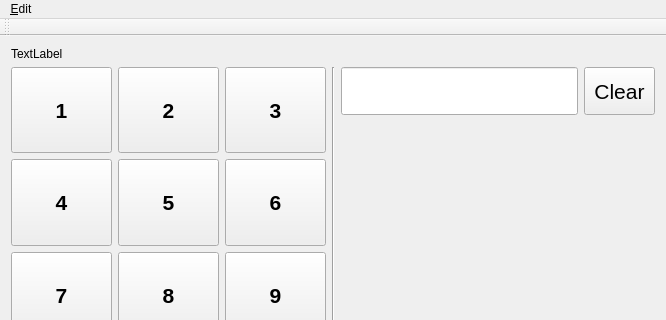
Qt form qSIP/MainWindow.ui (soramimi/qSIP) before a commit; both pictures show x 0 to 666 and y 0 to 320 of the 666 by 463 pixel window.
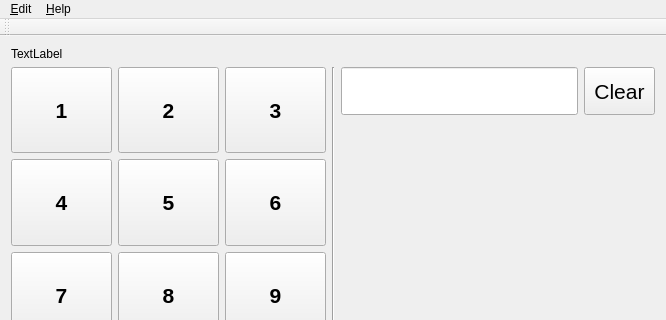
The same form after that commit.

Patch:
```diff
--- a/qSIP/MainWindow.ui
+++ b/qSIP/MainWindow.ui
@@ -472,7 +472,14 @@
     </property>
     <addaction name="action_settings"/>
    </widget>
+   <widget class="QMenu" name="menu_Help">
+    <property name="title">
+     <string>&amp;Help</string>
+    </property>
+    <addaction name="action_test"/>
+   </widget>
    <addaction name="menu_Edit"/>
+   <addaction name="menu_Help"/>
   </widget>
   <widget class="QToolBar" name="mainToolBar">
    <attribute name="toolBarArea">
```
Left out of the diff: 8 changed lines with no effect on the pictures.
